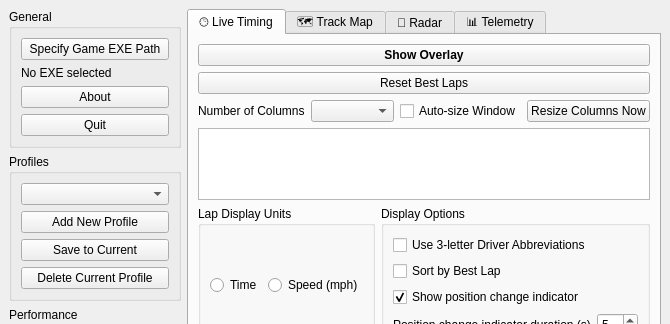
Qt form icr2timing/ui/control_panel.ui (skchow03/icr2tools) before a commit; both pictures show x 0 to 670 and y 0 to 324 of the 670 by 686 pixel window.
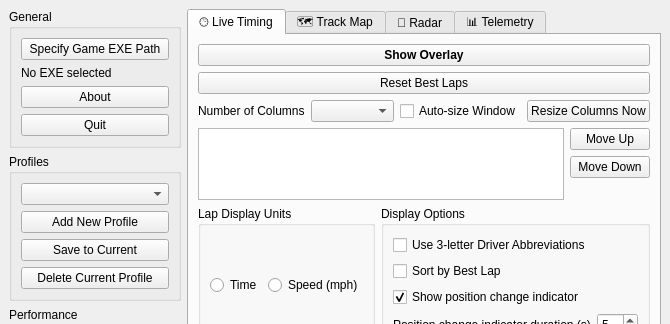
The same form after that commit. The open tabs and pages were chosen to show the change.

Commit message: Add controls to reorder timing fields

Patch:
```diff
--- a/icr2timing/ui/control_panel.ui
+++ b/icr2timing/ui/control_panel.ui
@@ -220,6 +220,8 @@
            </layout>
           </item>
           <item>
+           <layout class="QHBoxLayout" name="fieldsListLayout">
+            <item>
            <widget class="QListWidget" name="fieldsList">
             <property name="sizePolicy">
              <sizepolicy hsizetype="Expanding" vsizetype="Expanding">
@@ -240,9 +242,61 @@
              <enum>QListView::Snap</enum>
             </property>
             <property name="selectionMode">
-             <enum>QAbstractItemView::NoSelection</enum>
-            </property>
-           </widget>
+               <enum>QAbstractItemView::SingleSelection</enum>
+              </property>
+             </widget>
+            </item>
+            <item>
+             <layout class="QVBoxLayout" name="fieldsReorderButtons">
+              <item>
+               <spacer name="fieldsReorderSpacer">
+                <property name="orientation">
+                 <enum>Qt::Vertical</enum>
+                </property>
+                <property name="sizeHint" stdset="0">
+                 <size>
+                  <width>20</width>
+                  <height>10</height>
+                 </size>
+                </property>
+               </spacer>
+              </item>
+              <item>
+               <widget class="QPushButton" name="btnFieldUp">
+                <property name="toolTip">
+                 <string>Move the selected field up</string>
+                </property>
+                <property name="text">
+                 <string>Move Up</string>
+                </property>
+               </widget>
+              </item>
+              <item>
+               <widget class="QPushButton" name="btnFieldDown">
+                <property name="toolTip">
+                 <string>Move the selected field down</string>
+                </property>
+                <property name="text">
+                 <string>Move Down</string>
+                </property>
+               </widget>
+              </item>
+              <item>
+               <spacer name="fieldsReorderSpacerBottom">
+                <property name="orientation">
+                 <enum>Qt::Vertical</enum>
+                </property>
+                <property name="sizeHint" stdset="0">
+                 <size>
+                  <width>20</width>
+                  <height>40</height>
+                 </size>
+                </property>
+               </spacer>
+              </item>
+             </layout>
+            </item>
+           </layout>
           </item>
           <item>
            <layout class="QHBoxLayout" name="lapAndNamesLayout">
```
Lines whose indentation alone changed are shown as unchanged. The commit also changes 1 other file.
